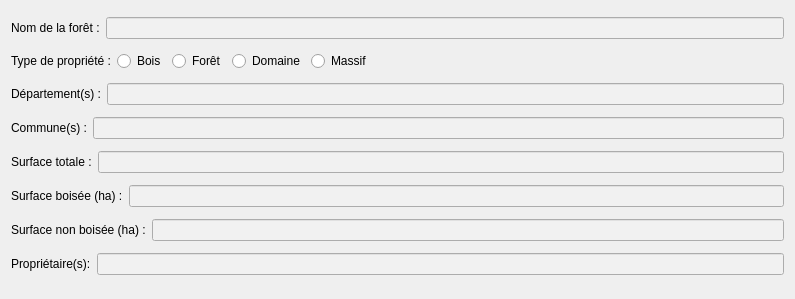
Qt form qsequoia2/modules/forest_data/forest_data.ui (SequoiApp/Qsequoia2) before a commit.
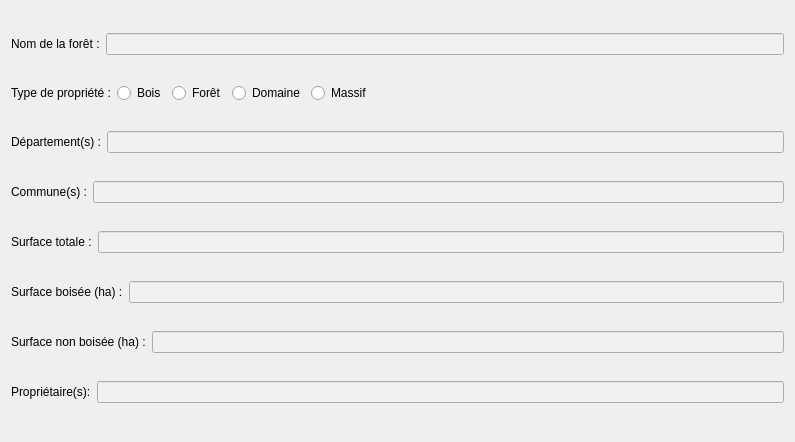
The same form after that commit.

```diff
--- a/qsequoia2/modules/forest_data/forest_data.ui
+++ b/qsequoia2/modules/forest_data/forest_data.ui
@@ -7,7 +7,7 @@
     <x>0</x>
     <y>0</y>
     <width>795</width>
-    <height>299</height>
+    <height>442</height>
    </rect>
   </property>
   <property name="windowTitle">
```
Left out of the diff: 2 changed lines with no effect on the pictures.
